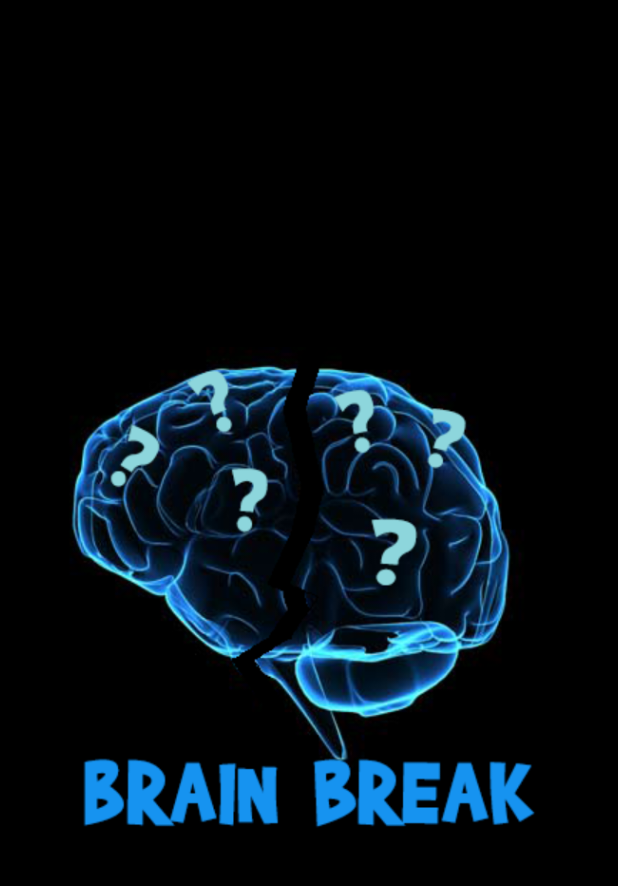
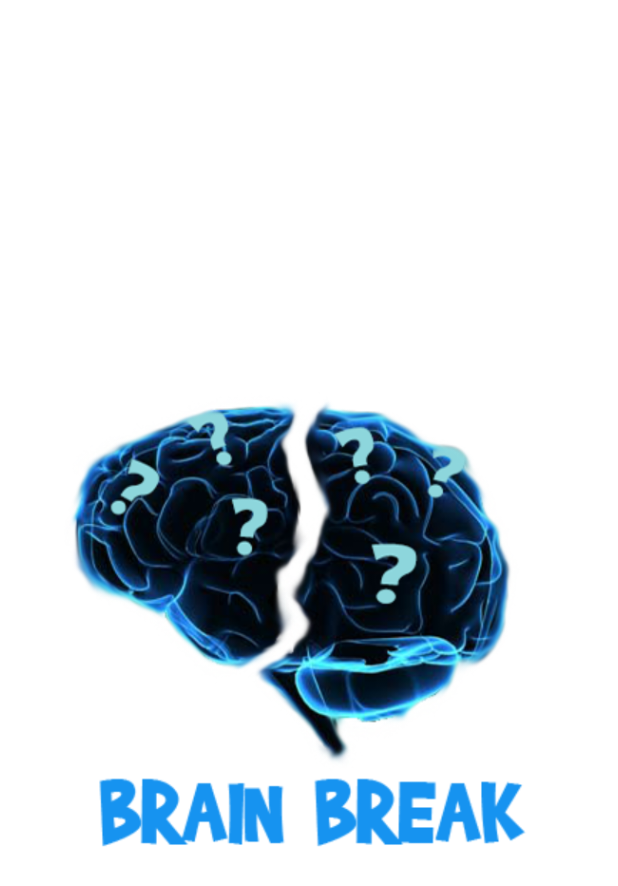
Before and after one commit to kukenqn1994/BrainBreak, an Android app: the LoadingScreen screen opened directly, with no data from a screen before it, on a phone screen of 412 x 824 dp. Shown: the top 886 px of the screen. Run offline under Robolectric (Android 15) with nearby library versions, the light colour scheme and no system bars; 1 statement that could not run was skipped.

Commit message:
update icon

```diff
--- a/app/src/main/res/layout/activity_loading_screen.xml
+++ b/app/src/main/res/layout/activity_loading_screen.xml
@@ -6,7 +6,7 @@
     android:paddingBottom="@dimen/activity_vertical_margin"
     android:id="@+id/loadscreen"
     tools:context="vlth.brainbreak.LoadingScreen"
-    android:background="@android:color/black">
+    android:background="@android:color/background_light">
 
     <ImageView
         android:layout_width="wrap_content"
```
Also changed, not shown: app/src/main/res/drawable/ic_launching_test.png, app/src/main/res/drawable/invite_button.png.
